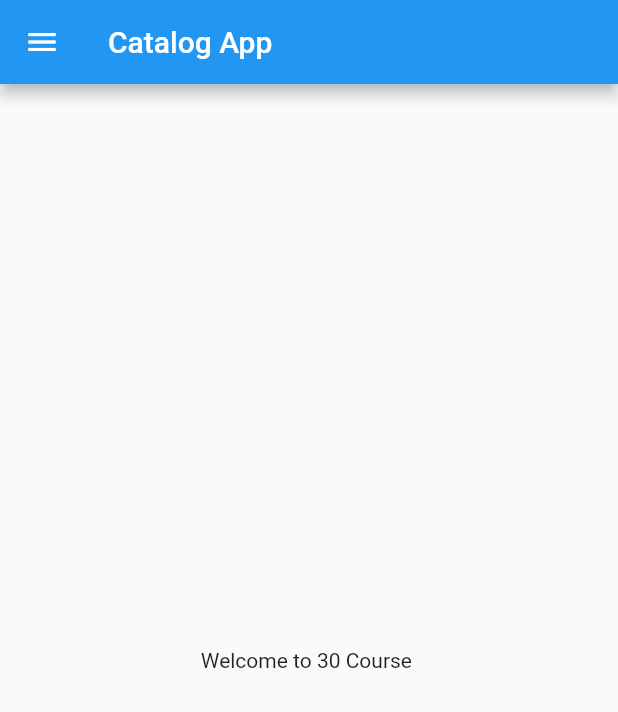
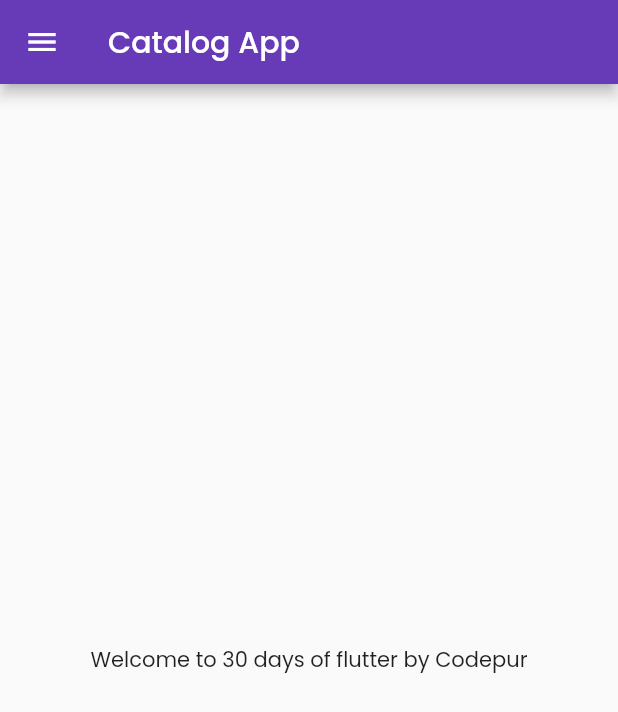
Before and after one commit to beautifulworld17/Catalog_App_Flutter, a Flutter app: the HomePage screen opened directly, on a phone screen of 412 x 824 dp. Shown: the top 712 px of the screen. Run offline on Flutter 3.47's test engine with Material 2 defaults, Android fonts, the phone set to English and light mode, and no system bars; our stand-ins replace google_fonts.

Commit message:
New Clone from SRC

```diff
--- a/lib/pages/home_page.dart
+++ b/lib/pages/home_page.dart
@@ -1,21 +1,18 @@
 import 'package:flutter/material.dart';
 
 class HomePage extends StatelessWidget {
+  final int days = 30;
+  final String name = "Codepur";
 
   @override
   Widget build(BuildContext context) {
-    int days = 30;
-    String st = "Course";
-
     return Scaffold(
       appBar: AppBar(
         title: Text("Catalog App"),
       ),
       body: Center(
-        child: Material(
-          child: Container(
-              child: Text("Welcome to $days $st ")
-          ),
+        child: Container(
+          child: Text("Welcome to $days days of flutter by $name"),
         ),
       ),
       drawer: Drawer(),
--- a/lib/utils/routes.dart
+++ b/lib/utils/routes.dart
@@ -0,0 +1,4 @@
+class MyRoutes {
+  static String loginRoute = "/login";
+  static String homeRoute = "/home";
+}
--- a/pubspec.yaml
+++ b/pubspec.yaml
@@ -34,6 +34,7 @@ dependencies:
   # The following adds the Cupertino Icons font to your application.
   # Use with the CupertinoIcons class for iOS style icons.
   cupertino_icons: ^1.0.2
+  google_fonts: ^2.3.1
 
 dev_dependencies:
   flutter_test:
@@ -58,7 +59,8 @@ flutter:
   uses-material-design: true
 
   # To add assets to your application, add an assets section, like this:
-  # assets:
+  assets:
+    - assets/images/
   #   - images/a_dot_burr.jpeg
   #   - images/a_dot_ham.jpeg
 
```
Also changed, not shown: lib/main.dart (+18 -9 lines), lib/pages/login_page.dart (+65 -0 lines), pubspec.lock.
